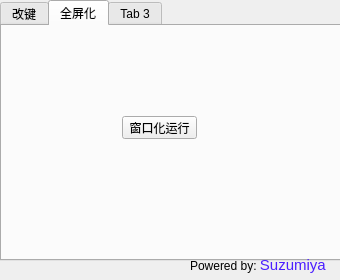
First picture: the form in untitled.ui, repository Suzumiya7mi/ExCraft, before the edit.
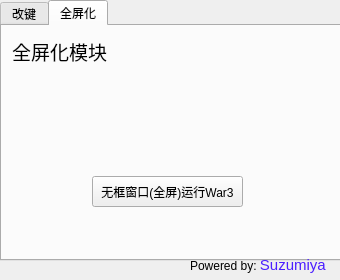
Second picture: the form after the edit. The open tabs and pages were chosen to show the change. Icons and pictures are not drawn.

The edit to the form file:
```diff
--- a/untitled.ui
+++ b/untitled.ui
@@ -374,21 +374,45 @@
     <widget class="QPushButton" name="pushButton_2">
      <property name="geometry">
       <rect>
-       <x>120</x>
-       <y>90</y>
-       <width>75</width>
-       <height>23</height>
+       <x>90</x>
+       <y>150</y>
+       <width>151</width>
+       <height>31</height>
       </rect>
      </property>
      <property name="text">
-      <string>窗口化运行</string>
+      <string>无框窗口(全屏)运行War3</string>
      </property>
     </widget>
-   </widget>
-   <widget class="QWidget" name="tab_3">
-    <attribute name="title">
-     <string>Tab 3</string>
-    </attribute>
+    <widget class="QLabel" name="label_10">
+     <property name="geometry">
+      <rect>
+       <x>10</x>
+       <y>10</y>
+       <width>101</width>
+       <height>31</height>
+      </rect>
+     </property>
+     <property name="text">
+      <string>&lt;html&gt;&lt;head/&gt;&lt;body&gt;&lt;p&gt;&lt;span style=&quot; font-family:'华文中宋'; font-size:14pt;&quot;&gt;全屏化模块&lt;/span&gt;&lt;/p&gt;&lt;/body&gt;&lt;/html&gt;</string>
+     </property>
+     <property name="textFormat">
+      <enum>Qt::MarkdownText</enum>
+     </property>
+    </widget>
+    <widget class="QLabel" name="label_fullscreen_try">
+     <property name="geometry">
+      <rect>
+       <x>90</x>
+       <y>60</y>
+       <width>151</width>
+       <height>31</height>
+      </rect>
+     </property>
+     <property name="text">
+      <string/>
+     </property>
+    </widget>
    </widget>
   </widget>
   <widget class="QLabel" name="label_8">
```
Left out of the diff: 34 changed lines with no effect on the pictures.
